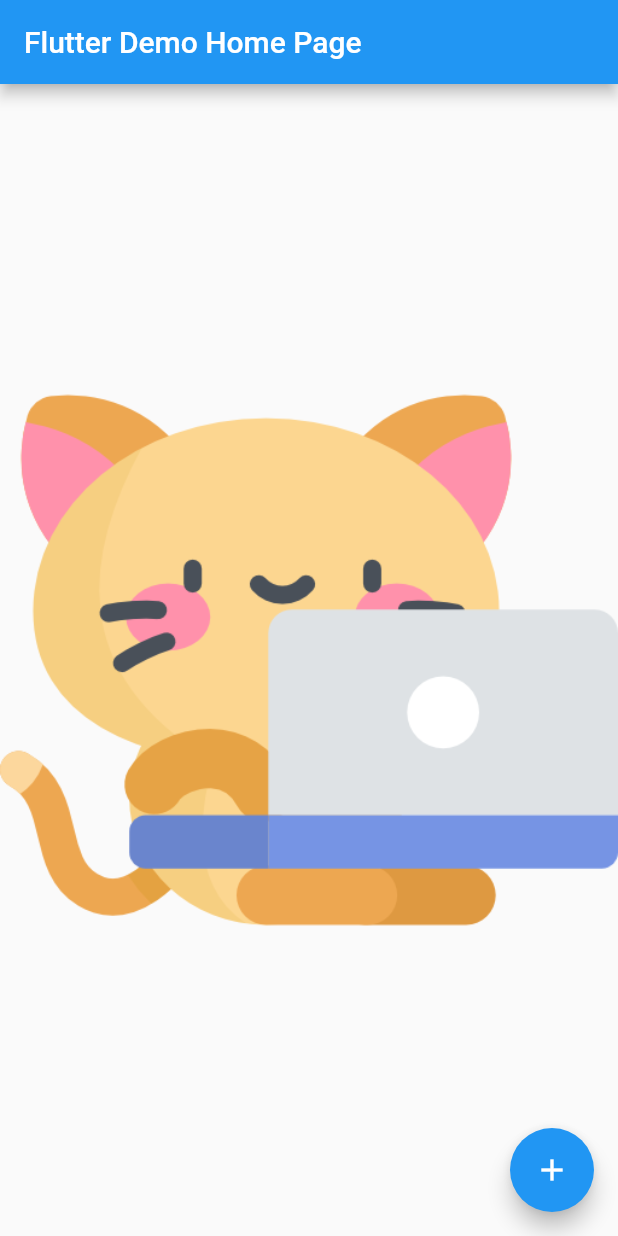
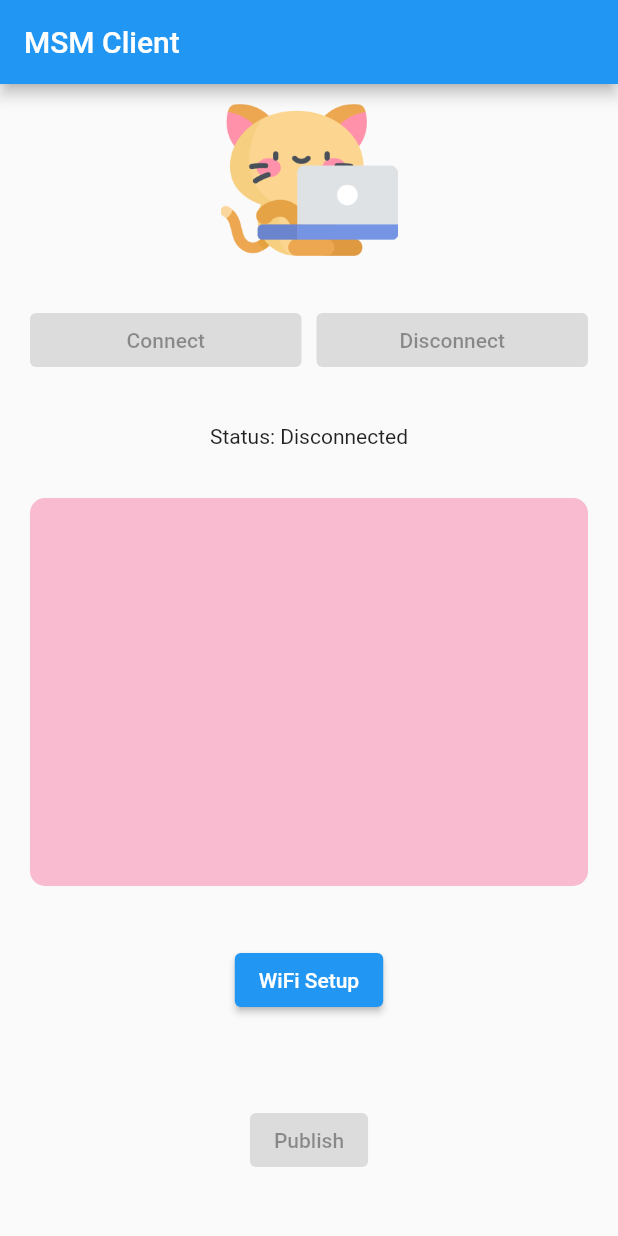
Before and after one commit to RyanJeong/MSM_Client, a Flutter app: the screen it shows after launch, on a phone screen of 412 x 824 dp. Run offline on Flutter 3.47's test engine with Material 2 defaults, Android fonts, the phone set to English and light mode, and no system bars; our stand-ins replace shared_preferences, webview_flutter; missing offline and left inert: mqtt_client.

Commit message:
add: Added MQTT and WiFi features

```diff
--- /dev/null
+++ b/lib/globals.dart
@@ -0,0 +1,8 @@
+class Globals {
+  static String rasp = '';
+  static String app = '';
+  static String webviewUrl = "http://10.0.0.1";
+  // TODO: temporary
+  // static String mqttUrl = "104.155.192.126";
+  static String mqttUrl = "172.30.1.41";
+}
--- a/lib/main.dart
+++ b/lib/main.dart
@@ -1,17 +1,17 @@
 import 'package:flutter/material.dart';
 
-void main() {
-  runApp(const MyApp());
-}
+import 'package:msm_client/mqtt/state/MQTTAppState.dart';
+import 'package:msm_client/widgets/root.dart';
+import 'package:provider/provider.dart';
 
-class MyApp extends StatelessWidget {
-  const MyApp({Key? key}) : super(key: key);
+void main() => runApp(const MSMApp());
 
-  // This widget is the root of your application.
+class MSMApp extends StatelessWidget {
+  const MSMApp({Key? key}) : super(key: key);
+
   @override
   Widget build(BuildContext context) {
     return MaterialApp(
-      title: 'Flutter Demo',
         theme: ThemeData(
           // This is the theme of your application.
           //
@@ -24,67 +24,10 @@
           // is not restarted.
           primarySwatch: Colors.blue,
         ),
-      home: const MyHomePage(title: 'Flutter Demo Home Page'),
+        home: ChangeNotifierProvider<MQTTAppState>(
+          create: (_) => MQTTAppState(),
+          child: const RootView()
+        )
     );
   }
 }
-
-class MyHomePage extends StatefulWidget {
-  const MyHomePage({Key? key, required this.title}) : super(key: key);
-
-  // This widget is the home page of your application. It is stateful, meaning
-  // that it has a State object (defined below) that contains fields that affect
-  // how it looks.
-
-  // This class is the configuration for the state. It holds the values (in this
-  // case the title) provided by the parent (in this case the App widget) and
-  // used by the build method of the State. Fields in a Widget subclass are
-  // always marked "final".
-
-  final String title;
-
-  @override
-  State<MyHomePage> createState() => _MyHomePageState();
-}
-
-class _MyHomePageState extends State<MyHomePage> {
-  int _counter = 0;
-
-  void _incrementCounter() {
-    setState(() {
-      // This call to setState tells the Flutter framework that something has
-      // changed in this State, which causes it to rerun the build method below
-      // so that the display can reflect the updated values. If we changed
-      // _counter without calling setState(), then the build method would not be
-      // called again, and so nothing would appear to happen.
-      _counter++;
-    });
-  }
-
-  @override
-  Widget build(BuildContext context) {
-    // This method is rerun every time setState is called, for instance as done
-    // by the _incrementCounter method above.
-    //
-    // The Flutter framework has been optimized to make rerunning build methods
-    // fast, so that you can just rebuild anything that needs updating rather
-    // than having to individually change instances of widgets.
-    return Scaffold(
-      appBar: AppBar(
-        // Here we take the value from the MyHomePage object that was created by
-        // the App.build method, and use it to set our appbar title.
-        title: Text(widget.title),
-      ),
-      body: Center(
-        // Center is a layout widget. It takes a single child and positions it
-        // in the middle of the parent.
-        child: Image.asset('assets/images/kitty.png')
-      ),
-      floatingActionButton: FloatingActionButton(
-        onPressed: _incrementCounter,
-        tooltip: 'Increment',
-        child: const Icon(Icons.add),
-      ), // This trailing comma makes auto-formatting nicer for build methods.
-    );
-  }
-}
--- /dev/null
+++ b/lib/mqtt/MQTTManager.dart
@@ -0,0 +1,103 @@
+import 'package:intl/intl.dart';
+
+import 'package:mqtt_client/mqtt_client.dart';
+import 'package:mqtt_client/mqtt_server_client.dart';
+import 'package:msm_client/mqtt/state/MQTTAppState.dart';
+
+class MQTTManager {
+  // Private instance of client
+  final MQTTAppState _currentState;
+  MqttServerClient? _client;
+  final String _identifier;
+  final String _host;
+  final String _topic;
+
+  // Constructor
+  // ignore: sort_constructors_first
+  MQTTManager(
+      { required String host,
+        required String topic,
+        required String identifier,
+        required MQTTAppState state }) :
+        _identifier = identifier,
+        _host = host,
+        _topic = topic,
+        _currentState = state;
+
+  void initializeMQTTClient() {
+    _client = MqttServerClient(_host, _identifier);
+    _client!.port = 1883;
+    _client!.keepAlivePeriod = 20;
+    _client!.onDisconnected = onDisconnected;
+    _client!.secure = false;
+    _client!.logging(on: true);
+
+    // Add the successful connection callback
+    _client!.onConnected = onConnected;
+    _client!.onSubscribed = onSubscribed;
+
+    final MqttConnectMessage connMess = MqttConnectMessage()
+        .withClientIdentifier(_identifier)
+        .withWillTopic(
+        'willtopic') // If you set this you must set a will message
+        .withWillMessage('My Will message')
+        .startClean() // Non persistent session for testing
+        .withWillQos(MqttQos.atLeastOnce);
+    print('EXAMPLE::Mosquitto client connecting....');
+    _client!.connectionMessage = connMess;
+  }
+
+  // Connect to the host
+  // ignore: avoid_void_async
+  void connect() async {
+    assert(_client != null);
+    try {
+      print('EXAMPLE::Mosquitto start client connecting....');
+      _currentState.setAppConnectionState(MQTTAppConnectionState.connecting);
+      await _client!.connect();
+    } on Exception catch (e) {
+      print('EXAMPLE::client exception - $e');
+      disconnect();
+    }
+  }
+
+  void disconnect() {
+    print('Disconnected');
+    _client!.disconnect();
+  }
+
+  void publish(String message) {
+    final MqttClientPayloadBuilder builder = MqttClientPayloadBuilder();
+    builder.addString(message);
+    _client!.publishMessage(_topic, MqttQos.exactlyOnce, builder.payload!);
+  }
+
+  // The subscribed callback
+  void onSubscribed(String topic) {
+    print('EXAMPLE::Subscription confirmed for topic $topic');
+  }
+
+  // The unsolicited disconnect callback
+  void onDisconnected() {
+    print('EXAMPLE::OnDisconnected client callback - Client disconnection');
+    if (_client!.connectionStatus!.returnCode ==
+        MqttConnectReturnCode.noneSpecified) {
+      print('EXAMPLE::OnDisconnected callback is solicited, this is correct');
+    }
+    _currentState.setAppConnectionState(MQTTAppConnectionState.disconnected);
+  }
+
+  // The successful connect callback
+  void onConnected() {
+    _currentState.setAppConnectionState(MQTTAppConnectionState.connected);
+    print('EXAMPLE::Mosquitto client connected....');
+    _client!.subscribe(_topic, MqttQos.atLeastOnce);
+    _client!.updates!.listen((List<MqttReceivedMessage<MqttMessage?>>? c) {
+      DateTime now = DateTime.now();
+      String formattedDate = DateFormat('kk:mm:ss EEE d MMM').format(now);
+      _currentState.setReceivedText('[$formattedDate] 고양이가 울어요!');
+    });
+    print('EXAMPLE::OnConnected client callback - '
+        'Client connection was sucessful');
+  }
+}
--- /dev/null
+++ b/lib/mqtt/state/MQTTAppState.dart
@@ -0,0 +1,27 @@
+import 'package:flutter/cupertino.dart';
+
+enum MQTTAppConnectionState {
+  connected, disconnected, connecting
+}
+
+class MQTTAppState with ChangeNotifier{
+  MQTTAppConnectionState _appConnectionState =
+      MQTTAppConnectionState.disconnected;
+  String _receivedText = '';
+  String _historyText = '';
+
+  void setReceivedText(String text) {
+    _receivedText = text;
+    _historyText = '$_historyText\n$_receivedText';
+    notifyListeners();
+  }
+
+  void setAppConnectionState(MQTTAppConnectionState state) {
+    _appConnectionState = state;
+    notifyListeners();
+  }
+
+  String get getReceivedText => _receivedText;
+  String get getHistoryText => _historyText;
+  MQTTAppConnectionState get getAppConnectionState => _appConnectionState;
+}
--- /dev/null
+++ b/lib/widgets/root.dart
@@ -0,0 +1,255 @@
+import 'package:flutter/material.dart';
+import 'package:msm_client/widgets/wifi.dart';
+import 'package:provider/provider.dart';
+
+import 'package:msm_client/mqtt/MQTTManager.dart';
+import 'package:msm_client/mqtt/state/MQTTAppState.dart';
+import 'package:msm_client/globals.dart';
+import 'package:shared_preferences/shared_preferences.dart';
+
+class RootView extends StatefulWidget {
+  const RootView({Key? key}) : super(key: key);
+
+  @override
+  State<StatefulWidget> createState() {
+    return _RootViewState();
+  }
+}
+
+class _RootViewState extends State<RootView> {
+  late MQTTAppState _pubState;
+  late MQTTManager _pubManager;
+  late MQTTAppState _subState;
+  late MQTTManager _subManager;
+
+  @override
+  void initState() {
+    super.initState();
+    _loadTopic();
+  }
+
+  _loadTopic() async {
+    SharedPreferences prefs = await SharedPreferences.getInstance();
+    setState(() {
+      Globals.rasp = (prefs.getString('rasp') ?? '');
+      Globals.app = (prefs.getString('app') ?? '');
+    });
+  }
+
+  @override
+  void dispose() {
+    super.dispose();
+  }
+
+  @override
+  Widget build(BuildContext context) {
+    final MQTTAppState appState = Provider.of<MQTTAppState>(context);
+    // Keep a reference to the app state.
+    _pubState = appState;
+    _subState = appState;
+    final Scaffold scaffold = Scaffold(
+      appBar: AppBar(title: const Text('MSM Client')),
+      body: _buildBody());
+    return scaffold;
+  }
+
+  Widget _buildBody() {
+    return Column(
+      children: <Widget>[
+        _buildSpaceWithImage(3),
+        _buildConnectionButtons(2,
+            _pubState.getAppConnectionState,
+            _subState.getAppConnectionState),
+        _buildConnectionStateView(1,
+            _prepareStateMessageFrom(
+                _pubState.getAppConnectionState,
+                _subState.getAppConnectionState)),
+        _buildMQTTLogView(7,
+            _subState.getHistoryText),
+        _buildWiFiButton(2),
+        _buildSpace(3)
+      ]
+    );
+  }
+
+  Widget _buildSpaceWithImage(int f) {
+    return Flexible(
+      flex: f,
+      fit: FlexFit.tight,
+      child: Padding(
+        padding: const EdgeInsets.all(5),
+        child: Image.asset('assets/images/kitty.png')
+      )
+    );
+  }
+
+  Widget _buildConnectionButtons(int f,
+      MQTTAppConnectionState pubState,
+      MQTTAppConnectionState subState) {
+    return Flexible(
+      flex: f,
+      fit: FlexFit.tight,
+      child: Padding(
+        padding: const EdgeInsets.all(20),
+        child: Row(
+          children: <Widget>[
+            Expanded(
+              child: ElevatedButton(
+                onPressed:
+                    (Globals.app.isNotEmpty && Globals.rasp.isNotEmpty) && (
+                    pubState == MQTTAppConnectionState.disconnected ||
+                    subState == MQTTAppConnectionState.disconnected) ?
+                    _configureAndConnect :
+                    null,
+                style: ElevatedButton.styleFrom(
+                    primary: Colors.lightBlueAccent
+                ),
+                child: const Text('Connect')
+              )
+            ),
+            const SizedBox(width: 10),
+            Expanded(
+              child: ElevatedButton(
+                onPressed:
+                    pubState == MQTTAppConnectionState.connected &&
+                    subState == MQTTAppConnectionState.connected ?
+                    _disconnect :
+                    null,
+                style: ElevatedButton.styleFrom(
+                    primary: Colors.redAccent
+                ),
+                child: const Text('Disconnect')
+              )
+            )
+          ]
+        )
+      )
+    );
+  }
+
+  void _configureAndConnect() {
+    _pubManager = MQTTManager(
+        host: Globals.mqttUrl,
+        topic: Globals.rasp,
+        identifier: 'MSM_PUB',
+        state: _pubState
+    );
+    _pubManager.initializeMQTTClient();
+    _pubManager.connect();
+    _subManager = MQTTManager(
+        host: Globals.mqttUrl,
+        topic: Globals.app,
+        identifier: 'MSM_SUB',
+        state: _subState
+    );
+    _subManager.initializeMQTTClient();
+    _subManager.connect();
+  }
+
+  void _disconnect() {
+    _pubManager.disconnect();
+    _subManager.disconnect();
+  }
+
+  Widget _buildConnectionStateView(int f, String status) {
+    return Flexible(
+      flex: f,
+      fit: FlexFit.tight,
+      child: Padding(
+        padding: const EdgeInsets.all(5),
+        child: Container(
+          alignment: Alignment.center,
+          child: Text('Status: $status', textAlign: TextAlign.center)
+        )
+      )
+    );
+  }
+
+  String _prepareStateMessageFrom(MQTTAppConnectionState pubState,
+      MQTTAppConnectionState subState) {
+    if (pubState == MQTTAppConnectionState.connected &&
+        subState == MQTTAppConnectionState.connected) {
+      return 'Connected';
+    }
+    if (pubState == MQTTAppConnectionState.disconnected ||
+        subState == MQTTAppConnectionState.disconnected) {
+      return 'Disconnected';
+    }
+    return 'Connecting ...';
+  }
+
+  Widget _buildMQTTLogView(int f, String text) {
+    return Flexible(
+      flex: f,
+      fit: FlexFit.tight,
+      child: Padding(
+        padding: const EdgeInsets.all(20),
+        child: Container(
+          width: MediaQuery.of(context).size.width,
+          decoration: BoxDecoration(
+            borderRadius: BorderRadius.circular(10),
+            color: const Color(0xFFF8BBD0)
+          ),
+          child: Padding(
+            padding: const EdgeInsets.all(10),
+            child: Scrollbar(
+              child: SingleChildScrollView(
+                scrollDirection: Axis.vertical,
+                reverse: true,
+                child: Text(text)
+              )
+            )
+          )
+        )
+      )
+    );
+  }
+
+  Widget _buildWiFiButton(int f) {
+    return Flexible(
+      flex: f,
+      fit: FlexFit.tight,
+      child: Padding(
+        padding: const EdgeInsets.all(5),
+        child: Align(
+          alignment: Alignment.center,
+          child: ElevatedButton(
+            child: const Text('WiFi Setup'),
+            onPressed: () async {
+              await Navigator.push(
+                context,
+                MaterialPageRoute(builder: (context) => const WiFiView())
+              );
+              setState(() {
+                // TODO: implement it if needed
+              });
+            }
+          )
+        )
+      )
+    );
+  }
+
+  Widget _buildSpace(int f) {
+    return Flexible(
+      flex: f,
+      fit: FlexFit.tight,
+      child: Padding(
+        padding: const EdgeInsets.all(5),
+        // TODO: temporary
+        // child: Container()
+        child: Align(
+          alignment: Alignment.center,
+          child: ElevatedButton(
+            onPressed: _pubState.getAppConnectionState ==
+                MQTTAppConnectionState.connected ?
+              () {
+                _pubManager.publish('play it');
+              } : null,
+            child: const Text('Publish')
+          )
+        )
+      )
+    );
+  }
+}
--- /dev/null
+++ b/lib/widgets/wifi.dart
@@ -0,0 +1,66 @@
+import 'package:flutter/material.dart';
+import 'package:msm_client/globals.dart';
+import 'package:shared_preferences/shared_preferences.dart';
+import 'package:webview_flutter/webview_flutter.dart';
+
+class WiFiView extends StatefulWidget {
+  final CookieManager? cookieManager;
+  const WiFiView({Key? key, this.cookieManager}) : super(key: key);
+
+  @override
+  State<WiFiView> createState() => _WiFiViewState();
+}
+
+class _WiFiViewState extends State<WiFiView> {
+  late WebViewController _controller;
+
+  @override
+  void initState() {
+    super.initState();
+  }
+
+  @override
+  Widget build(BuildContext context) {
+    return Scaffold(
+      appBar: AppBar(
+        title: const Text('WiFi Setup'),
+      ),
+      body: WebView(
+        /// TODO: temporary
+        /// initialUrl: Globals.webviewUrl,
+        initialUrl: 'https://www.google.com',
+        javascriptMode: JavascriptMode.unrestricted,
+        onWebViewCreated: (WebViewController controller) {
+          _controller = controller;
+        },
+        onPageFinished: (String url) {
+          /// TODO: temporary
+          /// if (url.contains('connect')) {
+          if (url.contains('search')) {
+            _parseAndPop(url);
+          }
+        }
+      )
+    );
+  }
+
+  void _parseAndPop(String url) async {
+    /// TODO: temporary
+    /// Globals.rasp = await _controller.runJavascriptReturningResult(
+    ///     "document.getElementById('serial1').innerHTML");  // r
+    /// Globals.app = await _controller.runJavascriptReturningResult(
+    ///     "document.getElementById('serial2').innerHTML");  // f
+    Globals.rasp = 'r';
+    Globals.app = 'f';
+    final prefs = await SharedPreferences.getInstance();
+    prefs.setString('rasp', Globals.rasp);
+    prefs.setString('app', Globals.app);
+
+    if (!mounted) {
+      return;
+    }
+    if (Navigator.of(context).canPop()) {
+      Navigator.of(context).pop();
+    }
+  }
+}
--- a/pubspec.yaml
+++ b/pubspec.yaml
@@ -37,6 +37,9 @@ dependencies:
   mqtt_client: ^9.6.8
   flutter_local_notifications: ^9.6.1
   shared_preferences: ^2.0.15
+  provider: ^6.0.3
+  webview_flutter: ^3.0.4
+  intl: ^0.17.0
 
 dev_dependencies:
   flutter_test:
```
Also changed, not shown: 6 other files. Lines whose indentation alone changed are shown as unchanged.
